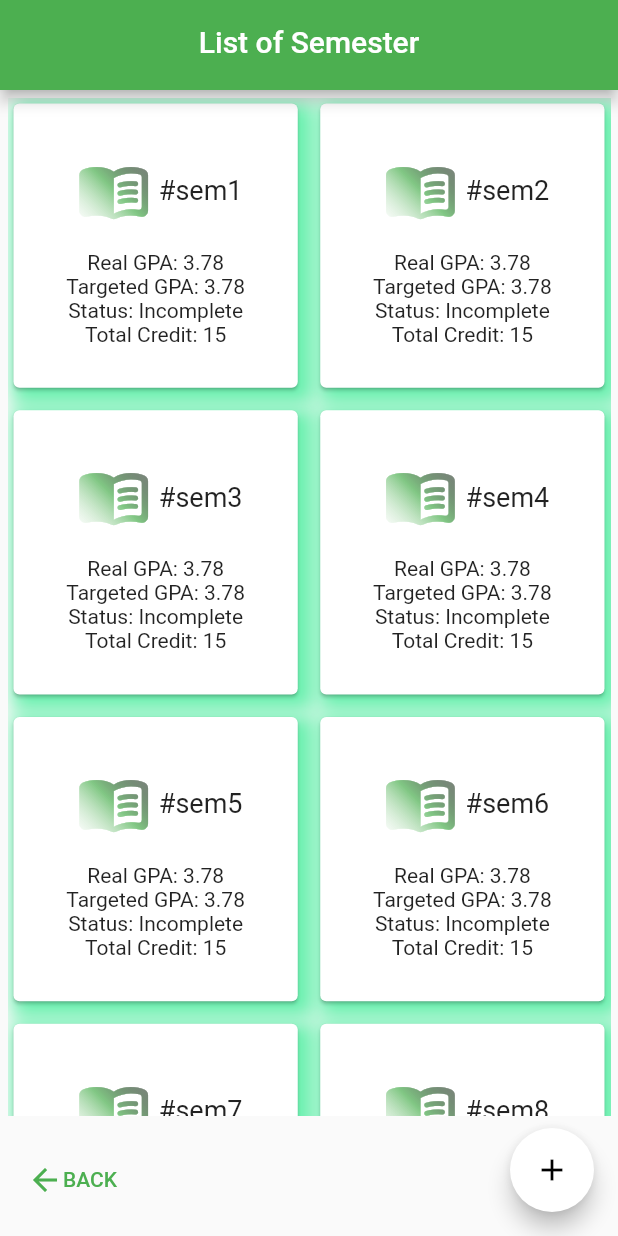
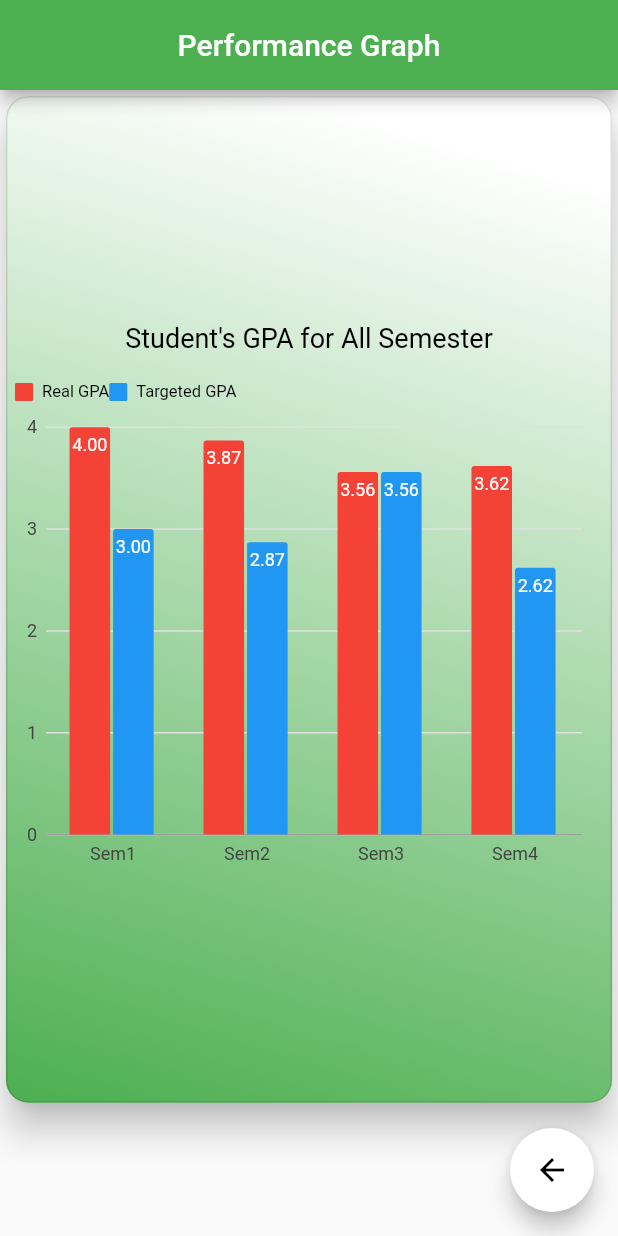
Before and after one commit to Ainal-Farhan/Managedo, a Flutter app: the screen it shows after launch, on a phone screen of 412 x 824 dp. Run offline on Flutter 3.47's test engine with Material 2 defaults, Android fonts, the phone set to English and light mode, and no system bars; our stand-ins replace charts_flutter, get_it; Roboto replaces fonts that are missing (Georgia).

Commit message:
performance graph screen
Done

```diff
--- a/lib/app/dependencies.dart
+++ b/lib/app/dependencies.dart
@@ -3,6 +3,7 @@ import 'package:managedo_mobile_app/screens/EducationInfoScreen/EducationInfo_vi
 import 'package:managedo_mobile_app/screens/ExampleScreen/Example_viewmodel.dart';
 import 'package:managedo_mobile_app/screens/ListStudentsScreen/ListStudents_viewmodel.dart';
 import 'package:managedo_mobile_app/screens/SemesterListScreen/SemesterList_viewmodel.dart';
+import 'package:managedo_mobile_app/screens/StudentPerformanceScreen/StudentPerformanceGraph_viewmodel.dart';
 import 'package:managedo_mobile_app/services/education/education_service.dart';
 import 'package:managedo_mobile_app/services/education/education_service_rest.dart';
 
@@ -24,4 +25,5 @@ void init() {
   dependency.registerLazySingleton(() => ExampleViewmodel());
   dependency.registerLazySingleton(() => ListStudentsViewmodel());
   dependency.registerLazySingleton(() => SemesterListViewmodel());
+  dependency.registerLazySingleton(() => StudentPerformanceGraphViewmodel());
 }
--- a/lib/app/router.dart
+++ b/lib/app/router.dart
@@ -4,10 +4,12 @@ import 'package:managedo_mobile_app/screens/EducationInfoScreen/EducationInfo_vi
 import 'package:managedo_mobile_app/screens/ExampleScreen/Example_view.dart';
 import 'package:managedo_mobile_app/screens/ListStudentsScreen/ListStudentsScreen_view.dart';
 import 'package:managedo_mobile_app/screens/SemesterListScreen/SemesterList_view.dart';
+import 'package:managedo_mobile_app/screens/StudentPerformanceScreen/StudentPerformanceGraph_view.dart';
 
 const String educationRoute = '/education';
 const String listStudentsRoute = '/listStudents';
 const String listSemestersRoute = '/listSemesters';
+const String performanceGraphRoute = '/performanceGraph';
 const String exampleRoute = '/example';
 
 Route<dynamic> createRoute(settings) {
@@ -20,6 +22,8 @@ Route<dynamic> createRoute(settings) {
       return ListStudentsScreen.route();
     case listSemestersRoute:
       return SemesterListView.route();
+    case performanceGraphRoute:
+      return StudentPerformanceGraph.route();
   }
   return null;
 }
--- a/lib/main.dart
+++ b/lib/main.dart
@@ -15,7 +15,7 @@ void main() {
       title: 'Managedo',
       debugShowCheckedModeBanner: false,
       theme: ThemeData(primarySwatch: Colors.green),
-      initialRoute: router.listSemestersRoute,
+      initialRoute: router.performanceGraphRoute,
       onGenerateRoute: router.createRoute,
     ),
   );
--- /dev/null
+++ b/lib/screens/StudentPerformanceScreen/StudentPerformanceGraph_view.dart
@@ -0,0 +1,39 @@
+import 'package:flutter/material.dart';
+
+import './components/float.dart';
+import '../view.dart';
+import './StudentPerformanceGraph_viewmodel.dart';
+import './components/body.dart';
+import './components/bar.dart';
+
+class StudentPerformanceGraph extends StatefulWidget {
+  static Route<dynamic> route() =>
+      MaterialPageRoute(builder: (_) => StudentPerformanceGraph());
+
+  @override
+  StudentPerfomanceGraphState createState() => StudentPerfomanceGraphState();
+}
+
+class StudentPerfomanceGraphState extends State<StudentPerformanceGraph> {
+  @override
+  Widget build(BuildContext context) {
+    return WillPopScope(
+      onWillPop: () => Future.value(false),
+      child: SafeArea(
+        child: Scaffold(
+          appBar: Bar(),
+          body: View<StudentPerformanceGraphViewmodel>(
+            initViewmodel: (viewmodel) => viewmodel.setAll(),
+            builder: (context, viewmodel, _) {
+              return Body(
+                state: this,
+                barChart: viewmodel.barChart,
+              );
+            },
+          ),
+          floatingActionButton: Float(),
+        ),
+      ),
+    );
+  }
+}
--- /dev/null
+++ b/lib/screens/StudentPerformanceScreen/components/bar.dart
@@ -0,0 +1,17 @@
+import 'package:flutter/material.dart';
+import 'package:flutter/widgets.dart';
+
+class Bar extends StatelessWidget implements PreferredSizeWidget {
+  @override
+  Size get preferredSize => Size.fromHeight(60.0);
+
+  @override
+  Widget build(BuildContext context) {
+    return AppBar(
+      leading: Container(),
+      title: Text('Performance Graph'),
+      toolbarHeight: MediaQuery.of(context).size.height * 0.1,
+      centerTitle: true,
+    );
+  }
+}
--- /dev/null
+++ b/lib/screens/StudentPerformanceScreen/components/body.dart
@@ -0,0 +1,30 @@
+import 'package:flutter/material.dart';
+import 'package:managedo_mobile_app/screens/StudentPerformanceScreen/StudentPerformanceGraph_view.dart';
+import 'package:charts_flutter/flutter.dart' as charts;
+
+import 'custom_bar_chart.dart';
+
+class Body extends StatelessWidget {
+  final StudentPerfomanceGraphState _state;
+  final charts.BarChart _barChart;
+
+  Body({state, barChart})
+      : _state = state,
+        _barChart = barChart;
+
+  StudentPerfomanceGraphState get state => _state;
+
+  @override
+  Widget build(BuildContext context) {
+    return Container(
+      child: Column(
+        mainAxisAlignment: MainAxisAlignment.start,
+        children: <Widget>[
+          CustomBarChart(
+            barChart: _barChart,
+          ),
+        ],
+      ),
+    );
+  }
+}
--- /dev/null
+++ b/lib/screens/StudentPerformanceScreen/components/custom_bar_chart.dart
@@ -0,0 +1,61 @@
+import 'package:flutter/material.dart';
+import 'package:charts_flutter/flutter.dart' as charts;
+
+class CustomBarChart extends StatelessWidget {
+  final charts.BarChart _barChart;
+
+  CustomBarChart({barChart}) : _barChart = barChart;
+
+  @override
+  Widget build(BuildContext context) {
+    return Card(
+      shape: RoundedRectangleBorder(
+        borderRadius: BorderRadius.circular(15.0),
+      ),
+      elevation: 10,
+      child: Container(
+        decoration: BoxDecoration(
+            gradient: LinearGradient(
+              colors: [
+                Colors.white,
+                Colors.green,
+              ],
+              begin: Alignment.topCenter,
+              end: Alignment.bottomLeft,
+            ),
+            borderRadius: BorderRadius.circular(15.0),
+            border: Border.all(
+              width: 1.0,
+              color: Colors.black12,
+            )),
+        child: Padding(
+          padding: EdgeInsets.all(5.0),
+          child: SizedBox(
+            height: MediaQuery.of(context).size.height * 0.8,
+            width: MediaQuery.of(context).size.width,
+            child: Column(
+              mainAxisAlignment: MainAxisAlignment.center,
+              children: [
+                SizedBox(
+                  height: 40,
+                  child: Text(
+                    'Student\'s GPA for All Semester',
+                    style: TextStyle(
+                      color: Colors.black,
+                      fontFamily: 'Georgia',
+                      fontSize: 18,
+                    ),
+                  ),
+                ),
+                SizedBox(
+                  height: MediaQuery.of(context).size.height * 0.4,
+                  child: _barChart,
+                ),
+              ],
+            ),
+          ),
+        ),
+      ),
+    );
+  }
+}
--- /dev/null
+++ b/lib/screens/StudentPerformanceScreen/components/float.dart
@@ -0,0 +1,16 @@
+import 'package:flutter/material.dart';
+
+class Float extends StatelessWidget {
+  @override
+  Widget build(BuildContext context) {
+    return FloatingActionButton(
+      child: IconButton(
+        icon: Icon(Icons.arrow_back_outlined),
+        onPressed: () => {},
+        color: Colors.black,
+      ),
+      backgroundColor: Colors.white,
+      onPressed: () => {},
+    );
+  }
+}
--- a/pubspec.yaml
+++ b/pubspec.yaml
@@ -3,7 +3,7 @@ description: A new Flutter project.
 
 # The following line prevents the package from being accidentally published to
 # pub.dev using `pub publish`. This is preferred for private packages.
-publish_to: 'none' # Remove this line if you wish to publish to pub.dev
+publish_to: "none" # Remove this line if you wish to publish to pub.dev
 
 # The following defines the version and build number for your application.
 # A version number is three numbers separated by dots, like 1.2.43
@@ -26,7 +26,7 @@ dependencies:
   http: ^0.12.2
   get_it: ^4.0.2
   provider: ^4.3.1
-
+  charts_flutter: ^0.10.0
 
   # The following adds the Cupertino Icons font to your application.
   # Use with the CupertinoIcons class for iOS style icons.
@@ -41,7 +41,6 @@ dev_dependencies:
 
 # The following section is specific to Flutter.
 flutter:
-
   # The following line ensures that the Material Icons font is
   # included with your application, so that you can use the icons in
   # the material Icons class.
```
Also changed, not shown: lib/app/db.json (added, +19 -0 lines), lib/screens/EducationInfoScreen/components/body.dart (+7 -1 lines), lib/screens/StudentPerformanceScreen/StudentPerformanceGraph_viewmodel.dart (added, +104 -0 lines), pubspec.lock.
